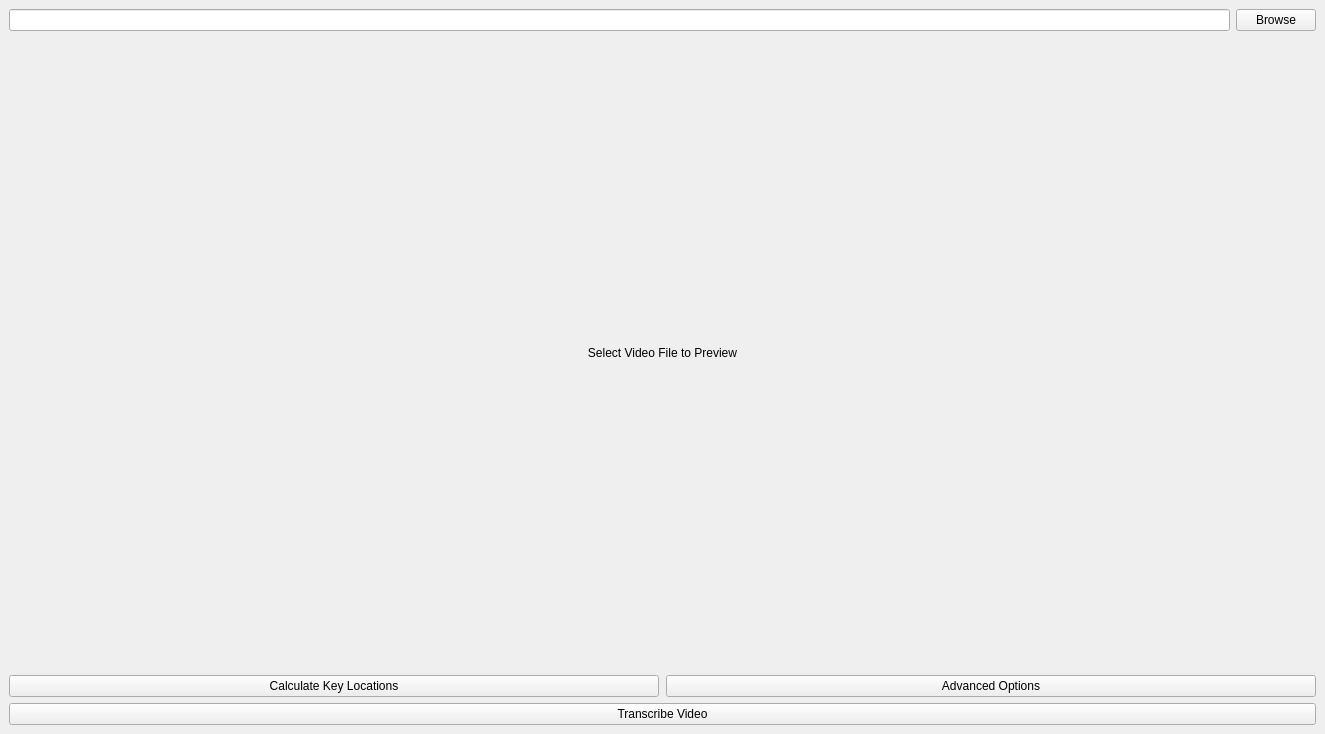
The window that ui/main_window.ui (BEANB00ZLED/synthesia_translator) describes before a commit, drawn with Qt 5.
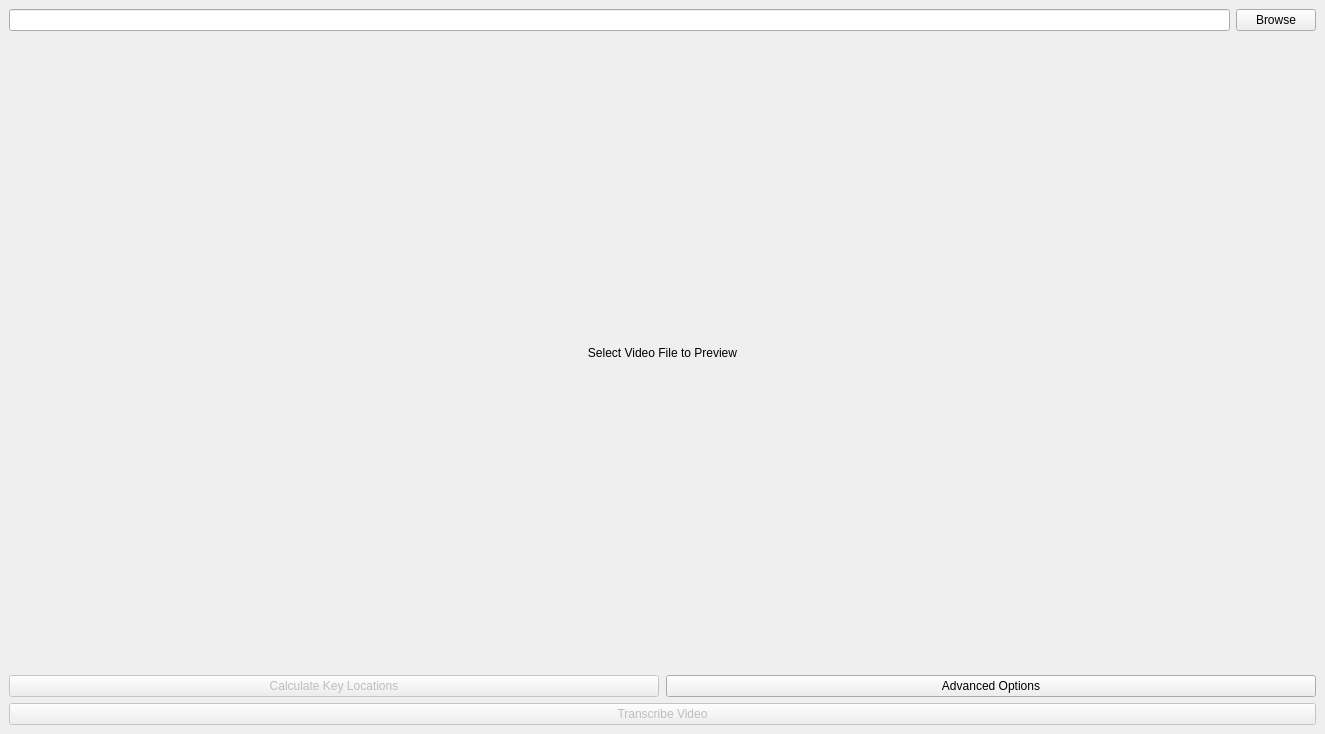
The same window after the commit.

Commit message: key location preview button added and working

```diff
--- a/ui/main_window.ui
+++ b/ui/main_window.ui
@@ -72,6 +72,9 @@
         <property name="text">
          <string>Calculate Key Locations</string>
         </property>
+        <property name="enabled">
+         <bool>false</bool>
+        </property>
        </widget>
       </item>
       <item>
@@ -88,6 +91,9 @@
       <property name="text">
        <string>Transcribe Video</string>
       </property>
+      <property name="enabled">
+         <bool>false</bool>
+      </property>
      </widget>
     </item>
    </layout>
```
The commit also changes 3 other files.
